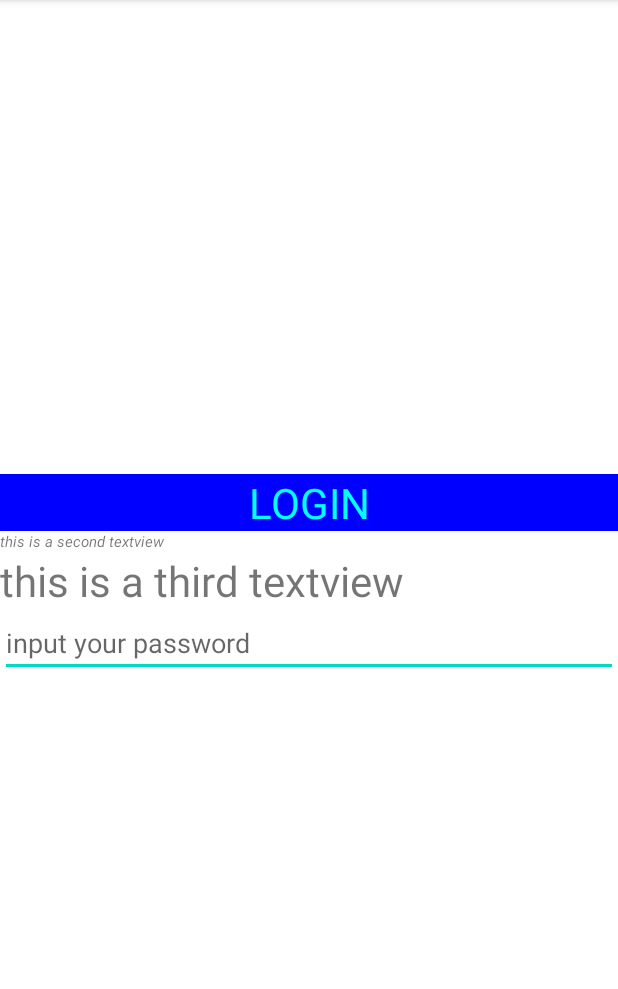
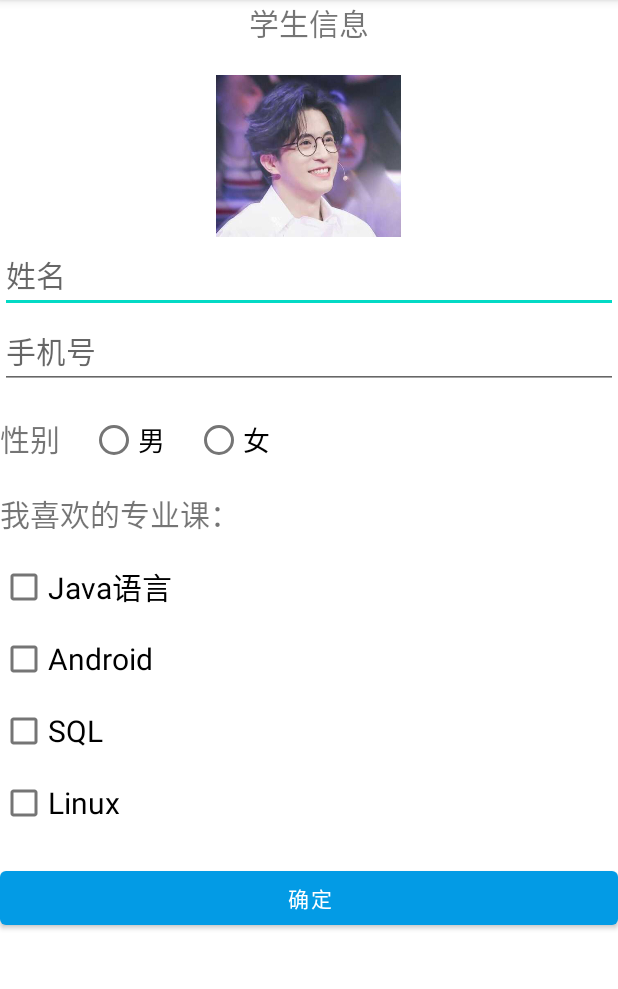
Before and after one commit to dandan1232/AndoridStudy, an Android app: the LoginPasswordActivity screen opened directly, with no data from a screen before it, after a tap on "LOGIN", on a phone screen of 412 x 824 dp, the part 84-1073 px from its top. Run offline under Robolectric (Android 15) with nearby library versions, the phone set to English and light mode, and no system bars.

Commit message:
学生管理系统之学生信息页面219030

```diff
--- a/app/src/main/AndroidManifest.xml
+++ b/app/src/main/AndroidManifest.xml
@@ -9,26 +9,24 @@
         android:roundIcon="@mipmap/ic_launcher_round"
         android:supportsRtl="true"
         android:theme="@style/Theme.AndoridStudy">
-        <activity android:name="online.danbao.androidstudy.CheckBoxActivity"></activity>
-        <activity android:name="online.danbao.androidstudy.RadioButtonActivity" />
-        <activity android:name="online.danbao.androidstudy.LayoutActivity" >
+        <activity android:name=".StudentInfomationActivity">
+            <intent-filter>
+                <action android:name="online.danbao.androidstudy.stu_info" />
+                <category android:name="android.intent.category.DEFAULT" />
+            </intent-filter>
+        </activity>
+        <activity android:name=".CheckBoxActivity" />
+        <activity android:name=".RadioButtonActivity" />
+        <activity android:name=".LayoutActivity">
             <intent-filter>
                 <action android:name="android.intent.action.MAIN" />
-
                 <category android:name="android.intent.category.LAUNCHER" />
             </intent-filter>
         </activity>
-        <activity android:name="online.danbao.androidstudy.ImageViewActivity" />
-        <activity android:name="online.danbao.androidstudy.ButtonActivity" />
-        <activity android:name="online.danbao.androidstudy.LoginPassword" >
-
-        </activity>
-        <activity android:name="online.danbao.androidstudy.LoginActivity">
-
-            <intent-filter>
-            <action android:name="online.danbao.androidstudy.stu_info"/>
-                <category android:name="android.intent.category.DEFAULT" />
-            </intent-filter>
+        <activity android:name=".ImageViewActivity" />
+        <activity android:name=".ButtonActivity" />
+        <activity android:name=".LoginPasswordActivity"></activity>
+        <activity android:name=".LoginActivity">
 
         </activity>
     </application>
--- a/app/src/main/java/online/danbao/androidstudy/LayoutActivity.java
+++ b/app/src/main/java/online/danbao/androidstudy/LayoutActivity.java
@@ -6,7 +6,6 @@ import android.content.Intent;
 import android.os.Bundle;
 import android.view.View;
 import android.widget.Button;
-import android.widget.Toast;
 
 public class LayoutActivity extends AppCompatActivity {
     Button submit;
@@ -22,7 +21,7 @@ public class LayoutActivity extends AppCompatActivity {
         submit.setOnClickListener(new View.OnClickListener() {
             @Override
             public void onClick(View v) {
-                Intent intent = new Intent(LayoutActivity.this, LoginPassword.class);
+                Intent intent = new Intent(LayoutActivity.this, LoginPasswordActivity.class);
                 startActivity(intent);
             }
         });
--- a/app/src/main/java/online/danbao/androidstudy/LoginPassword.java
+++ b/app/src/main/java/online/danbao/androidstudy/LoginPasswordActivity.java
@@ -11,7 +11,7 @@ import android.widget.EditText;
 import android.widget.Toast;
 
 
-public class LoginPassword extends AppCompatActivity {
+public class LoginPasswordActivity extends AppCompatActivity {
 /*    //    (9.16)
     TextView textView;
     EditText ET;
@@ -77,9 +77,9 @@ public class LoginPassword extends AppCompatActivity {
             public void onClick(View v) {
                 String name = username.getText().toString();
                 String password = pwd.getText().toString();
-                Toast.makeText(LoginPassword.this, "user input message include name:" + name + " password:" + password, Toast.LENGTH_SHORT).show();
+                Toast.makeText(LoginPasswordActivity.this, "user input message include name:" + name + " password:" + password, Toast.LENGTH_SHORT).show();
                 //显示intent
-////                Intent intent = new Intent(LoginPassword.this, LoginActivity.class);
+////                Intent intent = new Intent(LoginPasswordActivity.this, LoginActivity.class);
 //                //一
 //                Intent intent = new Intent();
 //                //二
--- /dev/null
+++ b/app/src/main/java/online/danbao/androidstudy/StudentInfomationActivity.java
@@ -0,0 +1,92 @@
+package online.danbao.androidstudy;
+
+import androidx.appcompat.app.AppCompatActivity;
+
+import android.os.Bundle;
+import android.view.View;
+import android.widget.Button;
+import android.widget.CheckBox;
+import android.widget.CompoundButton;
+import android.widget.EditText;
+import android.widget.RadioButton;
+import android.widget.RadioGroup;
+import android.widget.Toast;
+
+
+public class StudentInfomationActivity extends AppCompatActivity implements CompoundButton.OnCheckedChangeListener{
+
+    EditText name,phone;
+    RadioGroup rg;
+    RadioButton rb_male,rb_female,rb;
+    CheckBox cb_1,cb_2,cb_3,cb_4,cb;
+    String str = "your course:   ";
+    Button submit;
+    @Override
+    protected void onCreate(Bundle savedInstanceState) {
+        super.onCreate(savedInstanceState);
+        setContentView(R.layout.activity_studentinfomation);
+        name = (EditText)findViewById(R.id.name);
+        phone = (EditText)findViewById(R.id.phone);
+        rg = (RadioGroup)findViewById(R.id.rg);
+        cb_1 = (CheckBox)findViewById(R.id.cb_1);
+        cb_2 = (CheckBox)findViewById(R.id.cb_2);
+        cb_3 = (CheckBox)findViewById(R.id.cb_3);
+        cb_4 = (CheckBox)findViewById(R.id.cb_4);
+        submit = (Button)findViewById(R.id.submit);
+        cb_1.setOnCheckedChangeListener(this);
+        cb_2.setOnCheckedChangeListener(this);
+        cb_3.setOnCheckedChangeListener(this);
+        cb_4.setOnCheckedChangeListener(this);
+
+        submit.setOnClickListener(new View.OnClickListener() {
+            @Override
+            public void onClick(View view) {
+                String str3= name.getText().toString();
+                String str4= phone.getText().toString();
+                rb = (RadioButton)findViewById(rg.getCheckedRadioButtonId());
+                String str1 = rb.getText().toString();
+                if (str1.equals("male")) {
+                    str1 = "Boy";
+                }else if(str1.equals("female")){
+                    str1 = "Girl";
+                }
+                String str = "我喜欢的专业课:";
+                boolean f = false;
+                if(cb_1.isChecked()){
+                    str += cb_1.getText()+",";
+                    f = true;
+                }
+                if(cb_2.isChecked()){
+                    str += cb_2.getText()+",";
+                    f = true;
+                }
+                if(cb_3.isChecked()){
+                    str += cb_3.getText()+",";
+                    f = true;
+                }
+                if(cb_4.isChecked()){
+                    str += cb_4.getText()+",";
+                    f = true;
+                }
+                if(f){
+                    str = str.substring(0, str.length()-1);
+                }
+                Toast.makeText(StudentInfomationActivity.this, "我叫"+str3+";"+"我的手机号是"+str4+";"+"我的性别为:" + str1 +";"+str, Toast.LENGTH_LONG).show();
+            }
+        });
+
+        rg.setOnCheckedChangeListener(new RadioGroup.OnCheckedChangeListener() {
+            @Override
+            public void onCheckedChanged(RadioGroup group, int checkedId) {
+                rb = (RadioButton)findViewById(checkedId);
+                String str = rb.getText().toString();
+                Toast.makeText(StudentInfomationActivity.this,"your gender is:" + str,Toast.LENGTH_LONG).show();
+            }
+        });
+    }
+
+    @Override
+    public void onCheckedChanged(CompoundButton buttonView, boolean isChecked) {
+
+    }
+}
--- a/app/src/main/res/layout/activity_framelayout.xml
+++ b/app/src/main/res/layout/activity_framelayout.xml
@@ -27,5 +27,4 @@
         android:layout_gravity="bottom|center_horizontal"
         android:textSize="28dp" />
 
-
 </FrameLayout>
--- /dev/null
+++ b/app/src/main/res/layout/activity_studentinfomation.xml
@@ -0,0 +1,115 @@
+<?xml version="1.0" encoding="utf-8"?>
+<LinearLayout xmlns:android="http://schemas.android.com/apk/res/android"
+    xmlns:app="http://schemas.android.com/apk/res-auto"
+    xmlns:tools="http://schemas.android.com/tools"
+    android:layout_width="match_parent"
+    android:layout_height="match_parent"
+    android:orientation="vertical"
+    tools:context=".StudentInfomationActivity">
+
+    <TextView
+        android:layout_width="match_parent"
+        android:layout_height="wrap_content"
+        android:text="学生信息"
+        android:textSize="20dp"
+        android:autoLink="all"
+        android:gravity="center"/>
+
+    <ImageView
+        android:id="@+id/iv"
+        android:layout_width="123dp"
+        android:layout_height="108dp"
+        android:layout_gravity="center"
+        android:layout_marginTop="20dp"
+        android:scaleType="fitXY"
+        android:src="@drawable/d" />
+
+    <EditText
+        android:layout_height="wrap_content"
+        android:layout_width="match_parent"
+        android:textSize="20dp"
+        android:id="@+id/name"
+        android:hint="姓名"/>
+
+    <EditText
+        android:layout_height="wrap_content"
+        android:layout_width="match_parent"
+        android:textSize="20dp"
+        android:id="@+id/phone"
+        android:hint="手机号"/>
+
+    <RelativeLayout
+        android:layout_width="wrap_content"
+        android:layout_height="wrap_content">
+
+        <RadioGroup
+            android:layout_width="match_parent"
+            android:layout_height="wrap_content"
+            android:orientation="horizontal"
+            android:layout_marginTop="10dp"
+            android:id="@+id/rg"
+            android:layout_below="@+id/tv">
+
+            <TextView
+                android:layout_width="wrap_content"
+                android:layout_height="wrap_content"
+                android:text="性别"
+                android:textSize="20dp"/>
+            <RadioButton
+                android:layout_width="wrap_content"
+                android:layout_height="wrap_content"
+                android:text="男"
+                android:layout_marginLeft="20dp"
+                android:textSize="18sp"
+                android:id="@+id/rb_male" />
+
+            <RadioButton
+                android:layout_width="wrap_content"
+                android:layout_height="wrap_content"
+                android:text="女"
+                android:layout_marginLeft="20dp"
+                android:textSize="18sp"
+                android:id="@+id/rb_female"/>
+        </RadioGroup>
+    </RelativeLayout>
+
+    <TextView
+        android:layout_width="match_parent"
+        android:layout_height="wrap_content"
+        android:text="我喜欢的专业课： "
+        android:textSize="20dp"
+        android:layout_marginTop="10dp"/>
+
+    <CheckBox
+        android:layout_width="wrap_content"
+        android:layout_height="wrap_content"
+        android:textSize="20dp"
+        android:layout_marginTop="10dp"
+        android:id="@+id/cb_1"
+        android:text="Java语言"/>
+    <CheckBox
+        android:layout_width="wrap_content"
+        android:layout_height="wrap_content"
+        android:textSize="20dp"
+        android:id="@+id/cb_2"
+        android:text="Android"/>
+    <CheckBox
+        android:layout_width="wrap_content"
+        android:layout_height="wrap_content"
+        android:textSize="20dp"
+        android:id="@+id/cb_3"
+        android:text="SQL"/>
+    <CheckBox
+        android:layout_width="wrap_content"
+        android:layout_height="wrap_content"
+        android:textSize="20dp"
+        android:id="@+id/cb_4"
+        android:text="Linux"/>
+    <Button
+        android:layout_width="match_parent"
+        android:layout_height="wrap_content"
+        android:layout_marginTop="15dp"
+        android:id="@+id/submit"
+        android:text="确定"/>
+
+</LinearLayout>
```
